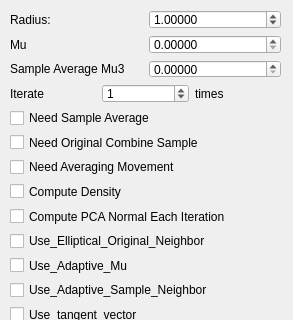
Above: point-cloud-2015/UI/para_wlop.ui from sunwaylive/Point-Cloud-Processing-2015 before the change; both pictures show x 0 to 293 and y 0 to 320 of the 293 by 812 pixel window. Below: the same form after it.
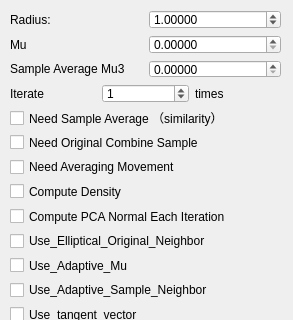
That is the form after the change.

Commit message: added similarity term

The edit to the form file:
```diff
--- a/point-cloud-2015/UI/para_wlop.ui
+++ b/point-cloud-2015/UI/para_wlop.ui
@@ -126,7 +126,7 @@
     <item>
      <widget class="QCheckBox" name="Need_sample_average">
       <property name="text">
-       <string>Need Sample Average</string>
+       <string>Need Sample Average （similarity）</string>
       </property>
      </widget>
     </item>
```
The commit also changes 5 other files.
